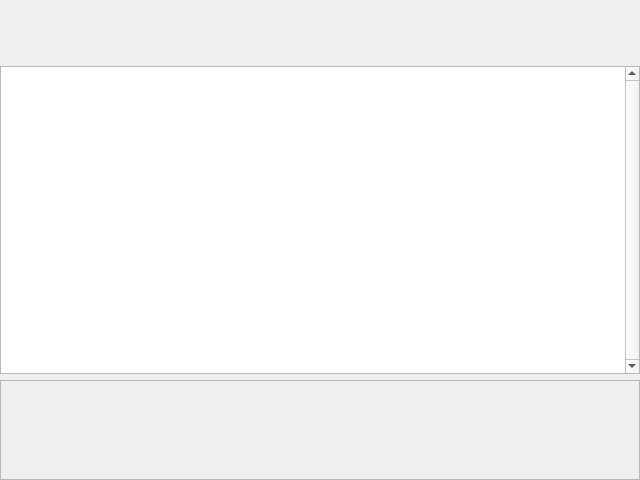
This is src/blackgui/components/statusmessagesdetail.ui in swift-project/pilotclient as Qt 5 draws it before an edit. The edited form follows.
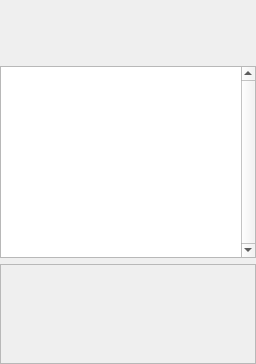
This is the edited form. Custom widgets are drawn as their Qt base class.

Commit message: Ref T515, minor UI adjustments, however still an "QWindowsWindow::setGeometry: Unable to set geometry" somewhere in the log component (uncritical, only Qt warning)

What changed in the file:
```diff
--- a/src/blackgui/components/statusmessagesdetail.ui
+++ b/src/blackgui/components/statusmessagesdetail.ui
@@ -2,14 +2,6 @@
 <ui version="4.0">
  <class>CStatusMessagesDetail</class>
  <widget class="QFrame" name="CStatusMessagesDetail">
-  <property name="geometry">
-   <rect>
-    <x>0</x>
-    <y>0</y>
-    <width>640</width>
-    <height>480</height>
-   </rect>
-  </property>
   <property name="windowTitle">
    <string>Status messages plus details</string>
   </property>
```
The commit also changes 3 other files.
